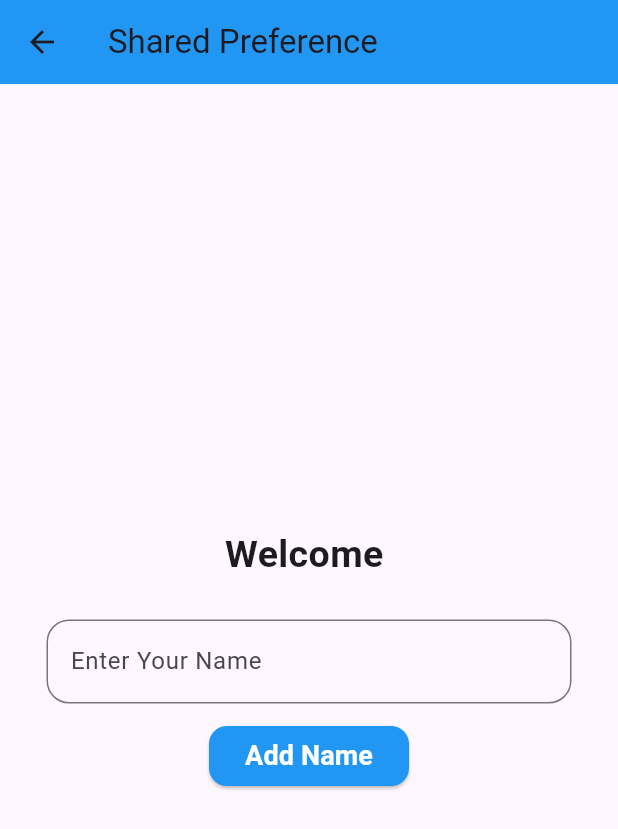
After one commit to AbrarSumra/all_widgets_of_flutter, a Flutter app: the SharedPreferenceScreen screen opened directly, after a tap on "Add Name", on a phone screen of 412 x 824 dp. The commit adds this screen. Shown: the top 829 px of the screen. Run offline on Flutter 3.47's test engine with Material 2 defaults, Android fonts, the light colour scheme and no system bars; our stand-ins replace animated_text_kit, flutter_screenutil, google_fonts, lottie, page_transition and 2 more; missing offline and left inert: dart:ffi; accounts and stored records are empty.

```diff
--- a/lib/basic_widgets/screen_for_basic_widgets/animated_text.dart
+++ b/lib/basic_widgets/screen_for_basic_widgets/animated_text.dart
@@ -28,7 +28,7 @@ class AnimatedTextScreen extends StatelessWidget {
           children: [
             SizedBox(height: 10.h),
             Container(
-              height: 50.h.h,
+              height: 50.h,
               padding: const EdgeInsets.all(10),
               decoration: BoxDecoration(
                 color: Colors.orange,
@@ -45,7 +45,7 @@ class AnimatedTextScreen extends StatelessWidget {
             ),
             Container(
               width: double.infinity,
-              height: 100.h.h,
+              height: 100.h,
               margin: const EdgeInsets.all(10),
               color: Colors.red.shade200,
               child: Row(
--- /dev/null
+++ b/lib/basic_widgets/shared_preferences.dart
@@ -0,0 +1,92 @@
+// ignore_for_file: use_build_context_synchronously
+
+import 'package:all_in_one_widgets/basic_widgets/screen_for_basic_widgets/shared_preferences_data.dart';
+import 'package:flutter/material.dart';
+import 'package:shared_preferences/shared_preferences.dart';
+
+class SharedPreferenceScreen extends StatefulWidget {
+  const SharedPreferenceScreen({super.key});
+
+  @override
+  State<SharedPreferenceScreen> createState() => _SharedPreferenceScreenState();
+}
+
+class _SharedPreferenceScreenState extends State<SharedPreferenceScreen> {
+  TextEditingController controller = TextEditingController();
+  String? nameFromPref;
+  @override
+  void initState() {
+    super.initState();
+    getData();
+  }
+
+  void getData() async {
+    SharedPreferences prefs = await SharedPreferences.getInstance();
+    nameFromPref = prefs.getString("name");
+    setState(() {});
+  }
+
+  @override
+  Widget build(BuildContext context) {
+    return Scaffold(
+      appBar: AppBar(
+        title: const Text("Shared Preference"),
+        backgroundColor: Colors.blue,
+      ),
+      body: Center(
+        child: Column(
+          mainAxisAlignment: MainAxisAlignment.center,
+          children: [
+            Text(
+              nameFromPref != null ? "Welcome $nameFromPref" : "",
+              style: const TextStyle(
+                fontSize: 25,
+                fontWeight: FontWeight.bold,
+              ),
+            ),
+            const SizedBox(height: 25),
+            SizedBox(
+              width: 350,
+              child: TextFormField(
+                controller: controller,
+                decoration: InputDecoration(
+                  label: const Text("Enter Your Name"),
+                  border: OutlineInputBorder(
+                    borderRadius: BorderRadius.circular(15),
+                  ),
+                ),
+              ),
+            ),
+            const SizedBox(height: 11),
+            ElevatedButton(
+              onPressed: () async {
+                var name = controller.text.toString();
+                var prefs = await SharedPreferences.getInstance();
+                prefs.setString("name", name);
+
+                /*Navigator.of(context).push(MaterialPageRoute(
+                    builder: (ctx) => SharedData(
+                          nameData: name,
+                        )));*/
+              },
+              style: ElevatedButton.styleFrom(
+                backgroundColor: Colors.blue,
+                shape: RoundedRectangleBorder(
+                  borderRadius: BorderRadius.circular(12),
+                ),
+              ),
+              child: const Text(
+                "Add Name",
+                style: TextStyle(
+                  fontSize: 18,
+                  fontWeight: FontWeight.bold,
+                  color: Colors.white,
+                ),
+              ),
+            )
+          ],
+        ),
+      ),
+    );
+  }
+}
--- a/pubspec.yaml
+++ b/pubspec.yaml
@@ -40,6 +40,7 @@ dependencies:
   # Use with the CupertinoIcons class for iOS style icons.
   cupertino_icons: ^1.0.2
   rive: ^0.12.3
+  shared_preferences: ^2.2.2
 
 dev_dependencies:
   flutter_test:
```
Also changed, not shown: lib/basic_widgets/screen_for_basic_widgets/shared_preferences_data.dart (added, +24 -0 lines), lib/homepage.dart (+13 -0 lines), pubspec.lock, 1 other file.
